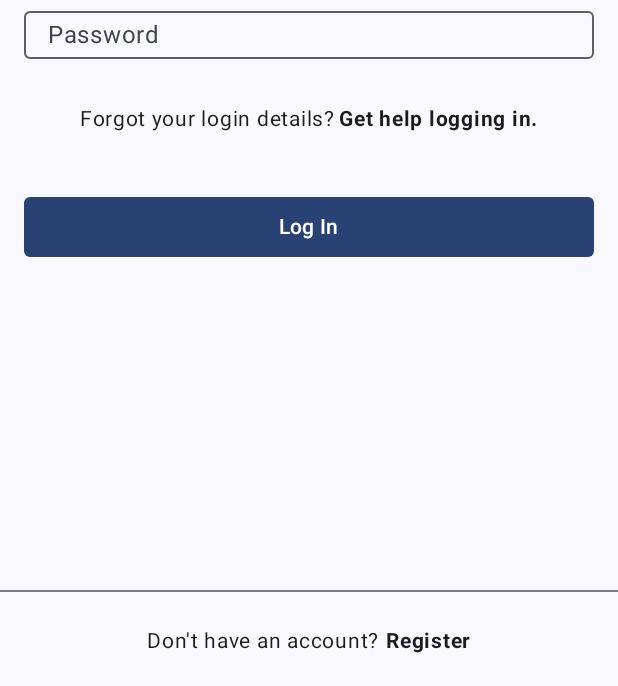
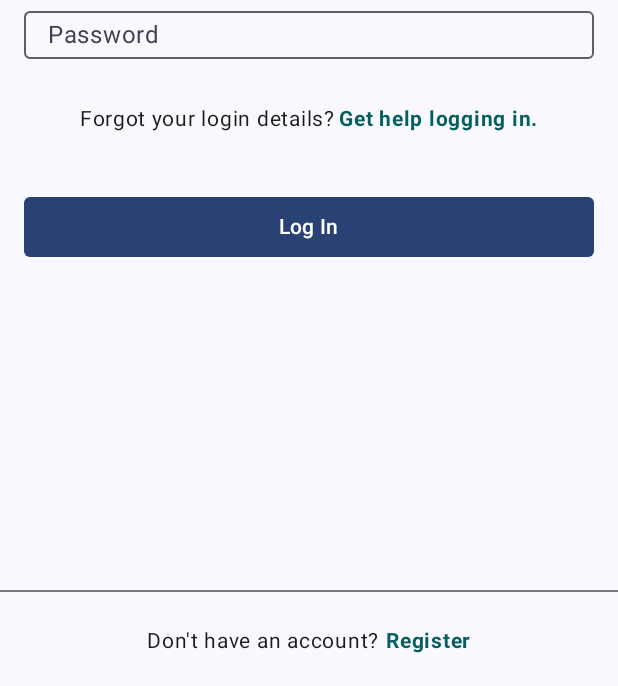
Before and after one commit to Lanzkuy/instagram-clone, an Android app built with Jetpack Compose: the screen it shows after launch (MainActivity), on a phone screen of 412 x 824 dp. Shown: the part 547-1233 px from the top of the screen. Run offline under Robolectric (Android 15) with nearby library versions, the phone set to English and light mode, and no system bars; our stand-ins replace Dagger/Hilt's generated code.

Commit message:
:lipstick: update some ui

```diff
--- a/app/src/main/java/com/lans/instagram_clone/presentation/screen/login/LoginScreen.kt
+++ b/app/src/main/java/com/lans/instagram_clone/presentation/screen/login/LoginScreen.kt
@@ -2,6 +2,7 @@ package com.lans.instagram_clone.presentation.screen.login
 
 import androidx.compose.foundation.Image
 import androidx.compose.foundation.clickable
+import androidx.compose.foundation.isSystemInDarkTheme
 import androidx.compose.foundation.layout.Arrangement
 import androidx.compose.foundation.layout.Column
 import androidx.compose.foundation.layout.Row
@@ -12,7 +13,6 @@ import androidx.compose.foundation.layout.height
 import androidx.compose.foundation.layout.padding
 import androidx.compose.foundation.layout.size
 import androidx.compose.foundation.layout.width
-import androidx.compose.material3.Button
 import androidx.compose.material3.Divider
 import androidx.compose.material3.Text
 import androidx.compose.runtime.Composable
@@ -34,6 +34,8 @@ import com.lans.instagram_clone.presentation.component.LoadingButton
 import com.lans.instagram_clone.presentation.component.ValidableTextField
 import com.lans.instagram_clone.presentation.navigation.Route
 import com.lans.instagram_clone.presentation.theme.RoundedSmall
+import com.lans.instagram_clone.presentation.theme.Tertiary
+import com.lans.instagram_clone.presentation.theme.TertiaryVariant
 
 @Composable
 fun LoginScreen(
@@ -55,7 +57,11 @@ fun LoginScreen(
                 modifier = Modifier
                     .fillMaxWidth()
                     .size(90.dp),
-                painter = painterResource(R.drawable.img_instagram_text),
+                painter = if (isSystemInDarkTheme()) {
+                    painterResource(R.drawable.img_instagram_text_white)
+                } else {
+                    painterResource(R.drawable.img_instagram_text_black)
+                },
                 contentDescription = stringResource(R.string.content_description),
             )
             Spacer(
@@ -103,6 +109,11 @@ fun LoginScreen(
 
                         },
                     text = stringResource(R.string.get_help_logging_in),
+                    color = if (isSystemInDarkTheme()) {
+                        TertiaryVariant
+                    } else {
+                        Tertiary
+                    },
                     fontSize = 14.sp,
                     fontWeight = FontWeight.Bold,
                 )
@@ -144,6 +155,11 @@ fun LoginScreen(
                             navController.navigate(Route.RegisterScreen.route)
                         },
                     text = stringResource(R.string.register),
+                    color = if (isSystemInDarkTheme()) {
+                        TertiaryVariant
+                    } else {
+                        Tertiary
+                    },
                     fontSize = 14.sp,
                     fontWeight = FontWeight.Bold,
                 )
--- a/app/src/main/java/com/lans/instagram_clone/presentation/screen/register/RegisterScreen.kt
+++ b/app/src/main/java/com/lans/instagram_clone/presentation/screen/register/RegisterScreen.kt
@@ -67,7 +67,7 @@ fun RegisterScreen(
                     modifier = Modifier
                         .fillMaxWidth()
                         .size(90.dp),
-                    painter = painterResource(R.drawable.img_instagram_text),
+                    painter = painterResource(R.drawable.img_instagram_text_black),
                     contentDescription = stringResource(R.string.content_description),
                 )
                 Spacer(
--- a/app/src/main/java/com/lans/instagram_clone/presentation/theme/Color.kt
+++ b/app/src/main/java/com/lans/instagram_clone/presentation/theme/Color.kt
@@ -2,10 +2,9 @@ package com.lans.instagram_clone.presentation.theme
 
 import androidx.compose.ui.graphics.Color
 
-val Purple80 = Color(0xFFD0BCFF)
-val PurpleGrey80 = Color(0xFFCCC2DC)
-val Pink80 = Color(0xFFEFB8C8)
-
-val Purple40 = Color(0xFF6650a4)
-val PurpleGrey40 = Color(0xFF625b71)
-val Pink40 = Color(0xFF7D5260)
+val Primary = Color(0xFF0657AD)
+val PrimaryVariant = Color(0xFF213847)
+val Secondary = Color(0xFF0694AD)
+val SecondaryVariant = Color(0xFF0672AD)
+val Tertiary = Color(0xFF055F5F)
+val TertiaryVariant = Color(0xFF4E9EA5)
--- a/app/src/main/java/com/lans/instagram_clone/presentation/theme/Theme.kt
+++ b/app/src/main/java/com/lans/instagram_clone/presentation/theme/Theme.kt
@@ -16,15 +16,15 @@ import androidx.compose.ui.platform.LocalView
 import androidx.core.view.WindowCompat
 
 private val darkColor = darkColorScheme(
-    primary = Purple80,
-    secondary = PurpleGrey80,
-    tertiary = Pink80
+    primary = PrimaryVariant,
+    secondary = SecondaryVariant,
+    tertiary = TertiaryVariant
 )
 
 private val lightColor = lightColorScheme(
-    primary = Purple40,
-    secondary = PurpleGrey40,
-    tertiary = Pink40
+    primary = Primary,
+    secondary = Secondary,
+    tertiary = Tertiary
 )
 
 @Composable
--- a/app/src/main/java/com/lans/instagram_clone/presentation/theme/Type.kt
+++ b/app/src/main/java/com/lans/instagram_clone/presentation/theme/Type.kt
@@ -14,20 +14,4 @@ val Typography = Typography(
         lineHeight = 24.sp,
         letterSpacing = 0.5.sp
     )
-    /* Other default text styles to override
-    titleLarge = TextStyle(
-        fontFamily = FontFamily.Default,
-        fontWeight = FontWeight.Normal,
-        fontSize = 22.sp,
-        lineHeight = 28.sp,
-        letterSpacing = 0.sp
-    ),
-    labelSmall = TextStyle(
-        fontFamily = FontFamily.Default,
-        fontWeight = FontWeight.Medium,
-        fontSize = 11.sp,
-        lineHeight = 16.sp,
-        letterSpacing = 0.5.sp
-    )
-    */
 )
```
Also changed, not shown: app/src/main/res/drawable/img_instagram_text_black.png (renamed from app/src/main/res/drawable/img_instagram_text.png), app/src/main/res/drawable/img_instagram_text_white.png (added).
